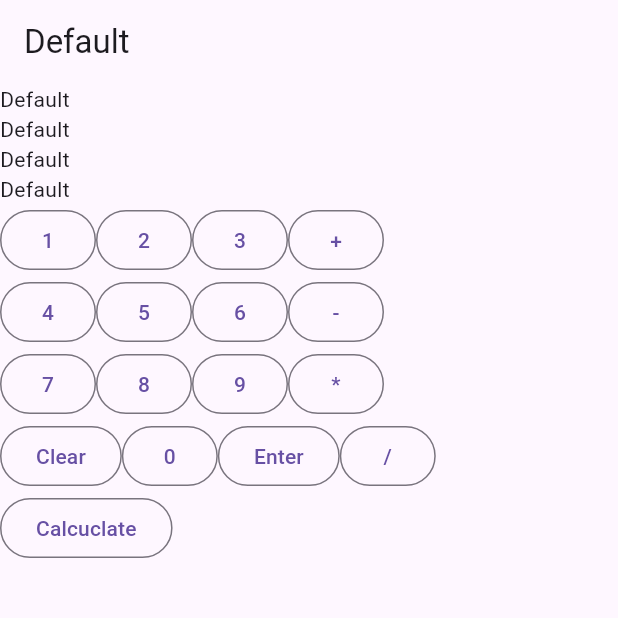
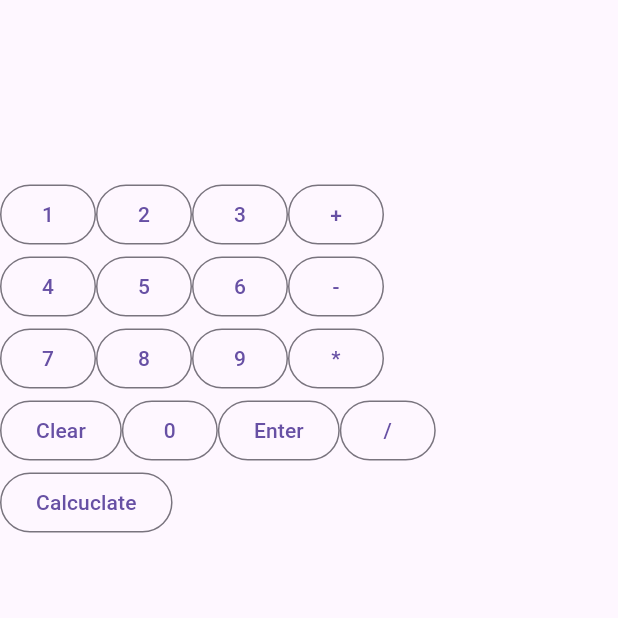
Before and after one commit to TheDarkSide1992/rpn_cal, a Flutter app: the screen it shows after launch, on a phone screen of 412 x 824 dp, the top half of it. Run offline on Flutter 3.47's test engine with Material 3 defaults, Android fonts, the light colour scheme and no system bars.

Commit message:
most btns work

```diff
--- a/lib/calculator_screen.dart
+++ b/lib/calculator_screen.dart
@@ -9,35 +9,30 @@ class CalculatorScreen extends StatefulWidget {
 }
 
 class _CalculatorScreenState extends State<CalculatorScreen> {
-
   var call = Calculator();
 
-  var commandList ="Default";
-  var numberList = "Default";
-  var currentValue = "Default";
-  var endResult="Default";
+  var commandList = "";
+  var numberList = "";
+  var currentValue = "";
+  var endResult = "";
 
   @override
   Widget build(BuildContext context) {
     final textTheme = Theme.of(context).textTheme;
     return Scaffold(
-        appBar: AppBar(title: Text(currentValue)),
-        body:
-        Container(
+        appBar: AppBar(title: Text(endResult)),
+        body: Container(
           child: Column(
             children: [
-              Row(children: [
-                Text(currentValue)
-              ],),
-              Row(children: [
-                Text(commandList)
-              ],),
-              Row(children: [
-                Text(numberList)
-              ],),
-              Row(children: [
-                Text(endResult)
-              ],),
+              Row(
+                children: [Text(currentValue)],
+              ),
+              Row(
+                children: [Text(commandList)],
+              ),
+              Row(
+                children: [Text(numberList)],
+              ),
               Row(children: [
                 _numbtn(1),
                 _numbtn(2),
@@ -72,48 +67,65 @@ class _CalculatorScreenState extends State<CalculatorScreen> {
 
   Widget _numbtn(int num) {
     return OutlinedButton(
-      onPressed: () => currentValue += num.toString(),
+      onPressed: () {
+        setState(() {
+          currentValue += num.toString();
+        });
+      },
       child: Text(num.toString()),
     );
   }
 
   Widget _calculate() {
     return OutlinedButton(
-      onPressed: () => endResult = call.calculate().toString(),
+      onPressed: () {
+        setState(() {
+          endResult = call.calculate();
+        });
+      },
       child: Text("Calcuclate"),
     );
   }
 
-
   Widget _combtn(Command command, String pretty) {
-
     return OutlinedButton(
-      onPressed: () => _command(command, pretty),
+      onPressed: () {
+        setState(() {
+          _command(command, pretty);
+        });
+      },
       child: Text(pretty),
     );
   }
 
   Widget _enter() {
     return OutlinedButton(
-      onPressed: () => _enterlogic(),
+      onPressed: () {
+        setState(() {
+          _enterlogic();
+        });
+      },
       child: Text("Enter"),
     );
   }
 
-
   Widget _clear() {
     return OutlinedButton(
-      onPressed: () => _clearlogic(),
+      onPressed: () {
+        setState(() {
+          _clearlogic();
+        });
+      },
       child: Text("Clear"),
     );
   }
 
-  _command(Command command, String pretty) async{
+  _command(Command command, String pretty) async {
     commandList = pretty + commandList;
     call.addcommand(command);
   }
 
-  _enterlogic() async{
+  _enterlogic() async {
     num number = currentValue.isNotEmpty ? int.parse(currentValue.trim()) : 0;
     numberList = numberList + "  " + currentValue.trim();
     currentValue = "";
@@ -121,11 +133,11 @@ class _CalculatorScreenState extends State<CalculatorScreen> {
     call.push(number);
   }
 
-  _clearlogic() async{
-    commandList="";
-    numberList="";
-    currentValue="";
-    endResult="";
+  _clearlogic() async {
+    commandList = "";
+    numberList = "";
+    currentValue = "";
+    endResult = "";
 
     call.clear();
   }
```
Also changed, not shown: lib/cal_logic.dart (+4 -6 lines).
